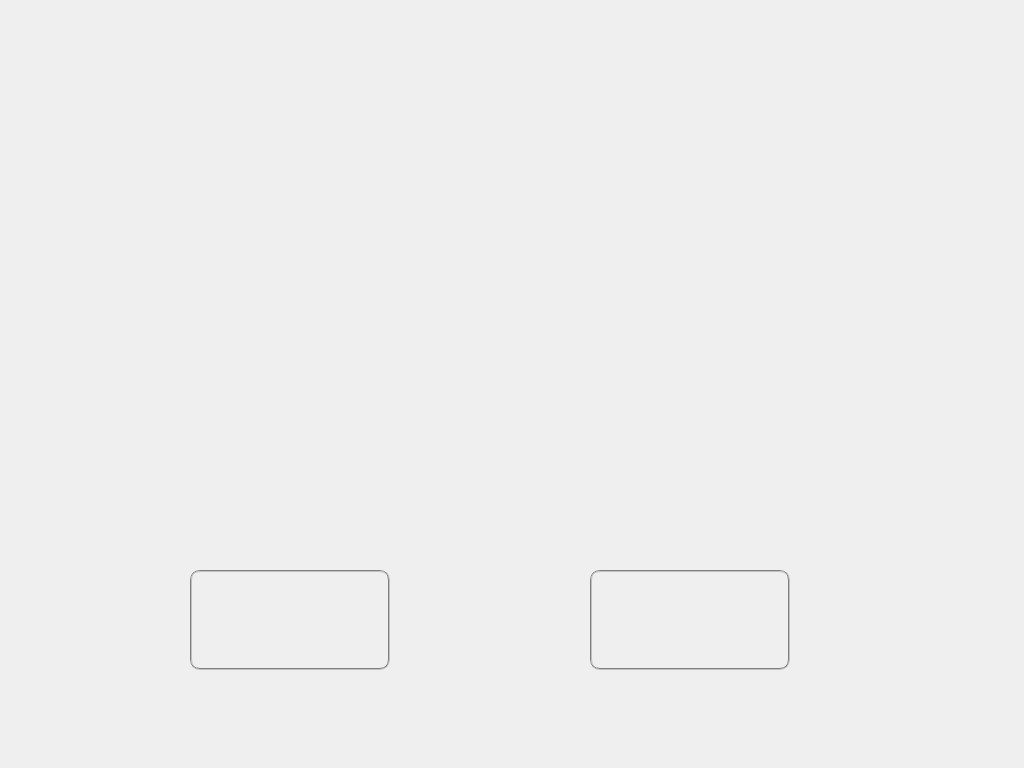
Qt form VehicleManagement/VehicleManage/vehicleinfodialog.ui (maanjun/IVM) before a commit.
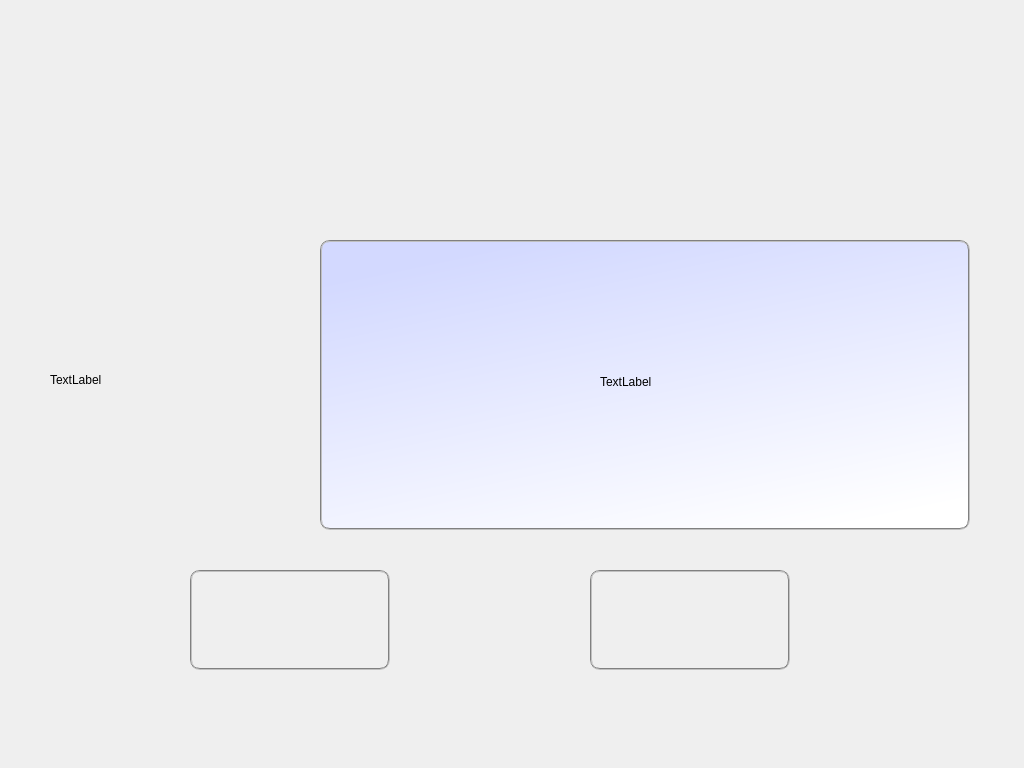
The same form after that commit. Icons and pictures are not drawn.

The edit to the form file:
```diff
--- a/VehicleManagement/VehicleManage/vehicleinfodialog.ui
+++ b/VehicleManagement/VehicleManage/vehicleinfodialog.ui
@@ -56,6 +56,56 @@
     <string/>
    </property>
   </widget>
+  <widget class="QLabel" name="label">
+   <property name="geometry">
+    <rect>
+     <x>50</x>
+     <y>280</y>
+     <width>200</width>
+     <height>200</height>
+    </rect>
+   </property>
+   <property name="text">
+    <string>TextLabel</string>
+   </property>
+  </widget>
+  <widget class="QTextBrowser" name="textBrowser">
+   <property name="geometry">
+    <rect>
+     <x>320</x>
+     <y>240</y>
+     <width>650</width>
+     <height>290</height>
+    </rect>
+   </property>
+   <property name="styleSheet">
+    <string notr="true">border:2px groove gray;border-radius:10px;padding:2px 2px;
+background-color: qlineargradient(spread:pad, x1:0.3125, y1:0, x2:0.784, y2:1, stop:0 rgba(211, 217, 255, 255), stop:1 rgba(255, 255, 255, 255));</string>
+   </property>
+   <property name="html">
+    <string>&lt;!DOCTYPE HTML PUBLIC &quot;-//W3C//DTD HTML 4.0//EN&quot; &quot;http://www.w3.org/TR/REC-html40/strict.dtd&quot;&gt;
+&lt;html&gt;&lt;head&gt;&lt;meta name=&quot;qrichtext&quot; content=&quot;1&quot; /&gt;&lt;style type=&quot;text/css&quot;&gt;
+p, li { white-space: pre-wrap; }
+&lt;/style&gt;&lt;/head&gt;&lt;body style=&quot; font-family:'SimSun'; font-size:9pt; font-weight:400; font-style:normal;&quot;&gt;
+&lt;p style=&quot;-qt-paragraph-type:empty; margin-top:0px; margin-bottom:0px; margin-left:0px; margin-right:0px; -qt-block-indent:0; text-indent:0px;&quot;&gt;&lt;br /&gt;&lt;/p&gt;&lt;/body&gt;&lt;/html&gt;</string>
+   </property>
+  </widget>
+  <widget class="QLabel" name="labelLoading">
+   <property name="geometry">
+    <rect>
+     <x>600</x>
+     <y>320</y>
+     <width>124</width>
+     <height>124</height>
+    </rect>
+   </property>
+   <property name="styleSheet">
+    <string notr="true">border-image: url(:/Resources/Images/loading.gif);</string>
+   </property>
+   <property name="text">
+    <string>TextLabel</string>
+   </property>
+  </widget>
  </widget>
  <layoutdefault spacing="6" margin="11"/>
  <resources/>
```
Left out of the diff: 10 changed lines with no effect on the pictures.
